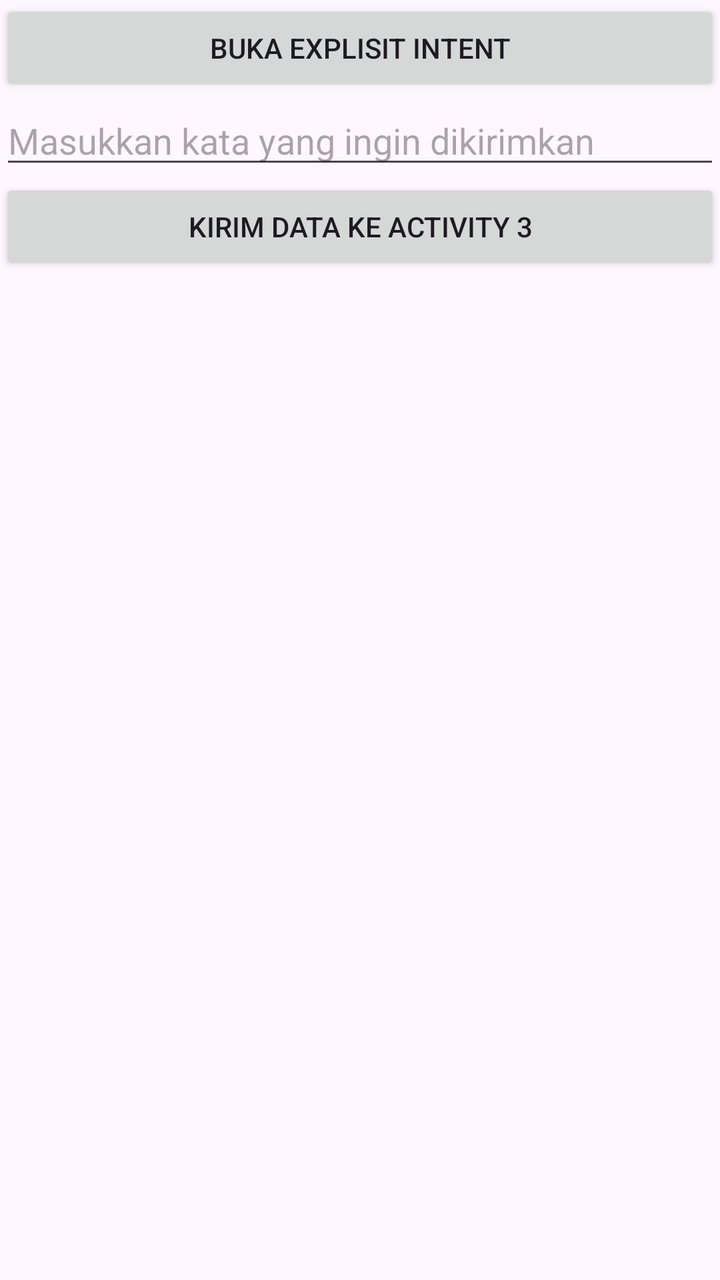
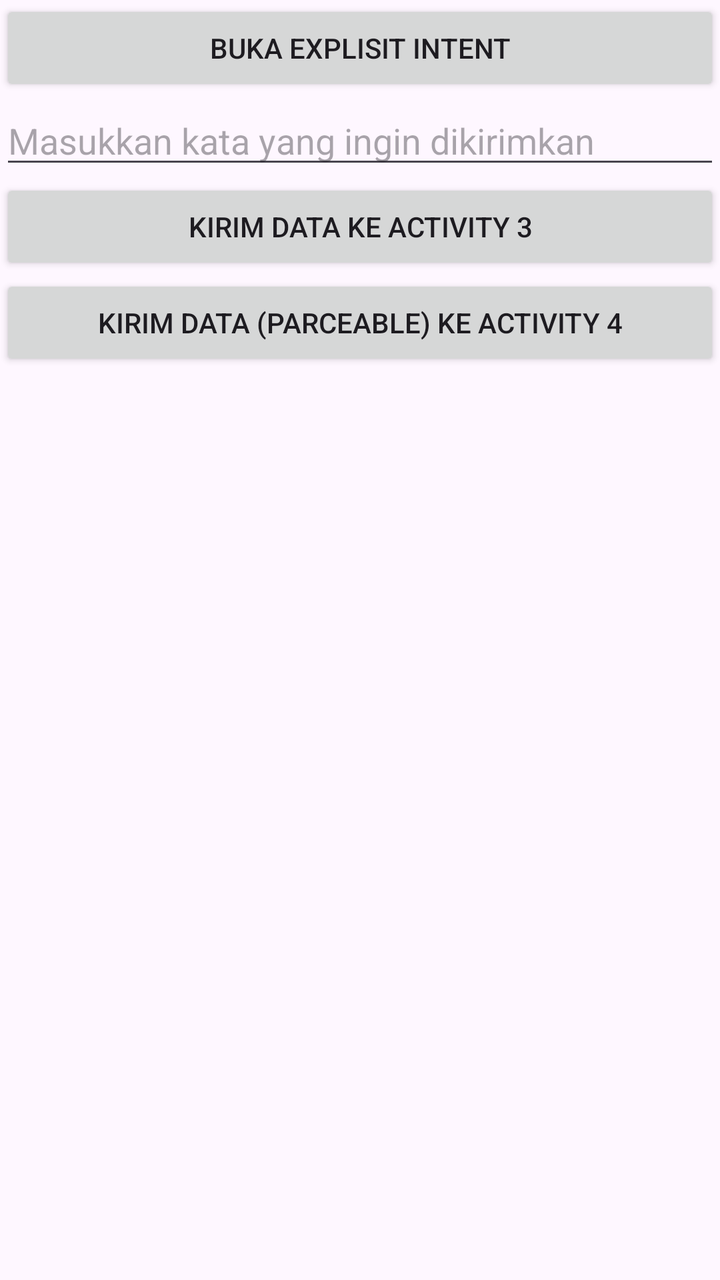

Before-and-after screenshots of an Android layout around one commit, followed by the original layout XML and the change that was made.
<!-- AndroidManifest.xml: application theme Theme.ExplisitIntent -->
<!-- res/layout/activity_main.xml -->
<?xml version="1.0" encoding="utf-8"?>
<LinearLayout xmlns:android="http://schemas.android.com/apk/res/android"
    xmlns:app="http://schemas.android.com/apk/res-auto"
    xmlns:tools="http://schemas.android.com/tools"
    android:id="@+id/main"
    android:layout_width="match_parent"
    android:layout_height="match_parent"
    tools:context=".MainActivity"
    android:orientation="vertical"
    android:layout_margin="16dp">
    
    <Button
        android:layout_width="match_parent"
        android:layout_height="wrap_content"
        android:id="@+id/btnExplisit1"
        android:text="Buka Explisit Intent" />

    <EditText
        android:layout_width="match_parent"
        android:layout_height="wrap_content"
        android:id="@+id/dataKirim"
        android:inputType="text"
        android:hint="Masukkan kata yang ingin dikirimkan" />

    <Button
        android:layout_width="match_parent"
        android:layout_height="wrap_content"
        android:id="@+id/btnExplisit2"
        android:text="Kirim Data ke Activity 3" />

</LinearLayout>
<!-- resources referenced by this layout -->
<resources>
  <style name="Theme.ExplisitIntent" parent="Base.Theme.ExplisitIntent" />
  <style name="Base.Theme.ExplisitIntent" parent="Theme.Material3.DayNight.NoActionBar">
          
          
      </style>
</resources>

<!-- the commit's change to res/layout/activity_main.xml (unified diff, before → after) -->
@@ -28,4 +28,10 @@
         android:id="@+id/btnExplisit2"
         android:text="Kirim Data ke Activity 3" />
 
+    <Button
+        android:layout_width="match_parent"
+        android:layout_height="wrap_content"
+        android:id="@+id/btnExplisit3"
+        android:text="Kirim Data (Parceable) ke Activity 4" />
+
 </LinearLayout>
